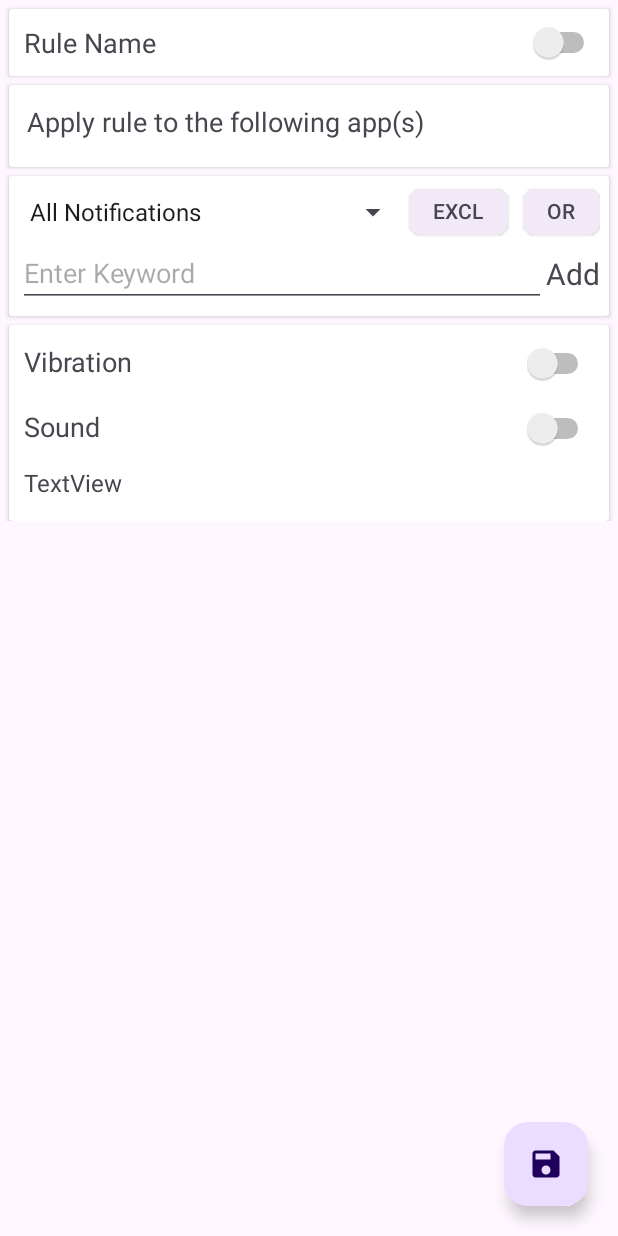
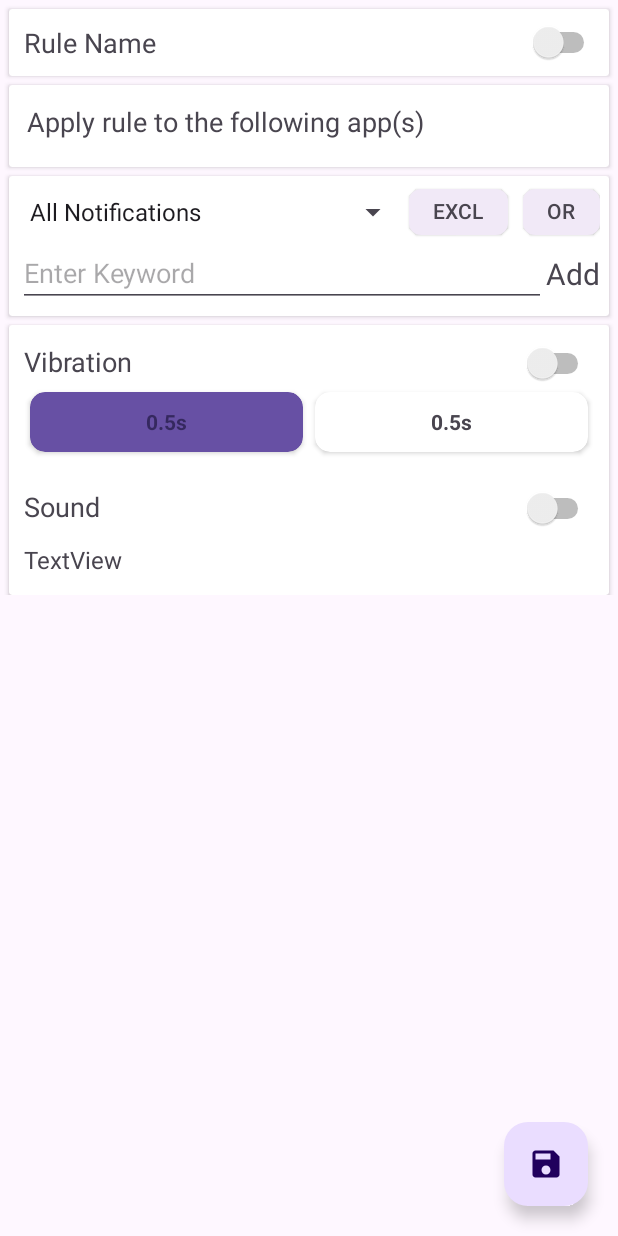
Before and after one commit to JulienToumieh/notifly, an Android app: the EditRuleActivity screen opened directly, with no data from a screen before it, on a phone screen of 412 x 824 dp. Run offline under Robolectric (Android 15) with nearby library versions, the phone set to English and light mode, and no system bars; 13 statements that could not run were skipped.

Commit message:
Feature: Added vibration pattern indicator UI

```diff
--- a/app/src/main/java/com/thatonedev/notifly/activities/EditRuleActivity.kt
+++ b/app/src/main/java/com/thatonedev/notifly/activities/EditRuleActivity.kt
@@ -5,6 +5,7 @@ import android.content.Intent
 import android.content.pm.PackageManager
 import android.graphics.drawable.Drawable
 import android.os.Bundle
+import android.util.Log
 import android.view.LayoutInflater
 import android.view.View
 import android.view.ViewGroup
@@ -22,6 +23,7 @@ import com.google.android.material.chip.ChipGroup
 import com.google.android.material.floatingactionbutton.FloatingActionButton
 import com.thatonedev.notifly.MainActivity
 import com.thatonedev.notifly.R
+import com.thatonedev.notifly.components.VibrationStepComponent
 import kotlinx.coroutines.CoroutineScope
 import kotlinx.coroutines.Dispatchers
 import kotlinx.coroutines.launch
@@ -70,7 +72,30 @@ class EditRuleActivity : AppCompatActivity() {
         val ruleAddKeywordsContainer = findViewById<ConstraintLayout>(R.id.edit_rule_add_keywords_container)
         ruleSelectedAppsRecycler = findViewById(R.id.edit_rule_selected_apps_recycler)
         ruleSelectedAppsRecycler.layoutManager = LinearLayoutManager(this, LinearLayoutManager.HORIZONTAL, false)
+
+        val ruleVibrationStepContainer = findViewById<LinearLayout>(R.id.edit_rule_vibration_step_container)
         val ruleAppDisplayContainer = findViewById<ConstraintLayout>(R.id.edit_rule_app_display_container)
+
+
+
+
+
+
+        val vibrationStepComponent = VibrationStepComponent(this)
+        vibrationStepComponent.setProps("0.5s", true, 1f)
+        ruleVibrationStepContainer.addView(vibrationStepComponent)
+
+
+        val vibrationStepComponent2 = VibrationStepComponent(this)
+        vibrationStepComponent2.setProps("0.5s", false, 1f)
+        ruleVibrationStepContainer.addView(vibrationStepComponent2)
+
+
+
+
+
+
+
 
         ruleFilterTypeSpinner.adapter = adapter
 
--- /dev/null
+++ b/app/src/main/java/com/thatonedev/notifly/components/VibrationStepComponent.kt
@@ -0,0 +1,55 @@
+package com.thatonedev.notifly.components
+
+import android.annotation.SuppressLint
+import android.content.Context
+import android.util.AttributeSet
+import android.util.TypedValue
+import android.view.LayoutInflater
+import android.widget.LinearLayout
+import android.widget.TextView
+import androidx.cardview.widget.CardView
+import androidx.core.view.setPadding
+import com.thatonedev.notifly.R
+
+
+class VibrationStepComponent : LinearLayout {
+    private var vibrationStepValue: TextView? = null
+    private var vibrationStepCard: CardView? = null
+
+    constructor(context: Context) : super(context) {
+        init(context)
+    }
+
+    constructor(context: Context, attrs: AttributeSet?) : super(context, attrs) {
+        init(context)
+    }
+
+    private fun init(context: Context) {
+        LayoutInflater.from(context).inflate(R.layout.component_vibration_step, this, true)
+        vibrationStepValue = findViewById(R.id.vibration_step_value)
+        vibrationStepCard = findViewById(R.id.vibration_step_card)
+    }
+
+    @SuppressLint("PrivateResource")
+    fun setProps(value: String, isVibration: Boolean, cardWeight: Float) {
+        vibrationStepValue?.text = value
+
+        val typedValue = TypedValue()
+        if (isVibration) {
+            context.theme.resolveAttribute(com.google.android.material.R.attr.colorPrimary, typedValue, true)
+            vibrationStepValue?.setTextColor(com.google.android.material.R.attr.colorOnPrimary)
+        } else {
+            context.theme.resolveAttribute(com.google.android.material.R.attr.colorBackgroundFloating, typedValue, true)
+        }
+        vibrationStepCard?.setCardBackgroundColor(typedValue.data)
+
+        val layoutParams = this.layoutParams ?: LayoutParams(0, LayoutParams.WRAP_CONTENT).apply {
+            weight = cardWeight
+        }
+        this.layoutParams = layoutParams
+        this.requestLayout()
+    }
+
+
+
+}
--- /dev/null
+++ b/app/src/main/res/drawable/baseline_keyboard_arrow_right_24.xml
@@ -0,0 +1,5 @@
+<vector xmlns:android="http://schemas.android.com/apk/res/android" android:autoMirrored="true" android:height="24dp" android:tint="#FFFFFF" android:viewportHeight="24" android:viewportWidth="24" android:width="24dp">
+
+    <path android:fillColor="@android:color/white" android:pathData="M8.59,16.59L13.17,12 8.59,7.41 10,6l6,6 -6,6 -1.41,-1.41z"/>
+
+</vector>
--- a/app/src/main/res/drawable/baseline_notifications_24.xml
+++ /dev/null
@@ -1,5 +0,0 @@
-<vector xmlns:android="http://schemas.android.com/apk/res/android" android:height="28dp" android:tint="#FFFFFF" android:viewportHeight="24" android:viewportWidth="24" android:width="28dp">
-
-    <path android:fillColor="@android:color/white" android:pathData="M12,22c1.1,0 2,-0.9 2,-2h-4c0,1.1 0.89,2 2,2zM18,16v-5c0,-3.07 -1.64,-5.64 -4.5,-6.32L13.5,4c0,-0.83 -0.67,-1.5 -1.5,-1.5s-1.5,0.67 -1.5,1.5v0.68C7.63,5.36 6,7.92 6,11v5l-2,2v1h16v-1l-2,-2z"/>
-
-</vector>
--- a/app/src/main/res/layout/activity_edit_rule.xml
+++ b/app/src/main/res/layout/activity_edit_rule.xml
@@ -217,13 +217,18 @@
                     app:layout_constraintEnd_toEndOf="parent">
 
 
-                <androidx.recyclerview.widget.RecyclerView
+                <LinearLayout
+                        android:orientation="horizontal"
                         android:layout_width="match_parent"
-                        android:layout_margin="4dp"
-                        android:layout_height="1dp"
-                        android:visibility="gone"
+                        android:padding="4dp"
+                        android:id="@+id/edit_rule_vibration_step_container"
+                        android:layout_height="wrap_content"
                         app:layout_constraintTop_toBottomOf="@+id/textView11" app:layout_constraintEnd_toEndOf="parent"
-                        app:layout_constraintStart_toStartOf="parent"/>
+                        app:layout_constraintStart_toStartOf="parent">
+
+
+                </LinearLayout>
+
                 <TextView
                         android:text="Vibration"
                         android:layout_height="wrap_content"
@@ -282,7 +287,7 @@
                             android:backgroundTint="#0000"
                             android:padding="4dp"
                             android:layout_width="wrap_content"
-                            android:layout_height="wrap_content" app:srcCompat="@drawable/baseline_notifications_24"
+                            android:layout_height="wrap_content" app:srcCompat="@drawable/baseline_keyboard_arrow_right_24"
                             android:id="@+id/imageButton" app:layout_constraintEnd_toEndOf="parent"
                             app:layout_constraintTop_toTopOf="parent" app:layout_constraintBottom_toBottomOf="parent"/>
                 </androidx.constraintlayout.widget.ConstraintLayout>
--- /dev/null
+++ b/app/src/main/res/layout/component_vibration_step.xml
@@ -0,0 +1,20 @@
+<?xml version="1.0" encoding="utf-8"?>
+<androidx.cardview.widget.CardView
+        xmlns:android="http://schemas.android.com/apk/res/android"
+        android:layout_width="match_parent"
+        xmlns:app="http://schemas.android.com/apk/res-auto"
+        app:cardBackgroundColor="?attr/colorOnPrimary"
+        android:id="@+id/vibration_step_card"
+        app:cardCornerRadius="10dp"
+        android:layout_margin="4dp"
+        android:layout_height="40dp">
+
+    <TextView
+            android:text="0.5s"
+            android:textStyle="bold"
+            android:gravity="center"
+            android:layout_width="match_parent"
+            android:layout_height="match_parent"
+            android:id="@+id/vibration_step_value"
+            android:textAlignment="center"/>
+</androidx.cardview.widget.CardView>
```
